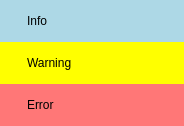
This is modules/frontend/projects/Notifications/src/NotificationWidget.ui in OFFIS-Automation/Framework as Qt 5 draws it before an edit. The edited form follows.
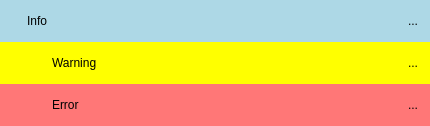
This is the edited form. Icons and pictures are not drawn.

Commit message: updated notifications. Pixmap now possible

```diff
--- a/modules/frontend/projects/Notifications/src/NotificationWidget.ui
+++ b/modules/frontend/projects/Notifications/src/NotificationWidget.ui
@@ -6,7 +6,7 @@
    <rect>
     <x>0</x>
     <y>0</y>
-    <width>184</width>
+    <width>430</width>
     <height>126</height>
    </rect>
   </property>
@@ -85,6 +85,26 @@
         </property>
        </widget>
       </item>
+      <item>
+       <widget class="QToolButton" name="stop1">
+        <property name="text">
+         <string>...</string>
+        </property>
+        <property name="icon">
+         <iconset resource="../images/images.qrc">
+          <normaloff>:/images/close.png</normaloff>:/images/close.png</iconset>
+        </property>
+        <property name="iconSize">
+         <size>
+          <width>32</width>
+          <height>32</height>
+         </size>
+        </property>
+        <property name="autoRaise">
+         <bool>true</bool>
+        </property>
+       </widget>
+      </item>
      </layout>
     </widget>
    </item>
@@ -111,6 +131,12 @@
       </property>
       <item>
        <widget class="QLabel" name="warningIcon">
+        <property name="minimumSize">
+         <size>
+          <width>32</width>
+          <height>32</height>
+         </size>
+        </property>
         <property name="text">
          <string/>
         </property>
@@ -135,6 +161,26 @@
         </property>
        </widget>
       </item>
+      <item>
+       <widget class="QToolButton" name="stop2">
+        <property name="text">
+         <string>...</string>
+        </property>
+        <property name="icon">
+         <iconset resource="../images/images.qrc">
+          <normaloff>:/images/close.png</normaloff>:/images/close.png</iconset>
+        </property>
+        <property name="iconSize">
+         <size>
+          <width>32</width>
+          <height>32</height>
+         </size>
+        </property>
+        <property name="autoRaise">
+         <bool>true</bool>
+        </property>
+       </widget>
+      </item>
      </layout>
     </widget>
    </item>
@@ -161,6 +207,12 @@
       </property>
       <item>
        <widget class="QLabel" name="errorIcon">
+        <property name="minimumSize">
+         <size>
+          <width>32</width>
+          <height>32</height>
+         </size>
+        </property>
         <property name="text">
          <string/>
         </property>
@@ -185,6 +237,26 @@
         </property>
        </widget>
       </item>
+      <item>
+       <widget class="QToolButton" name="stop3">
+        <property name="text">
+         <string>...</string>
+        </property>
+        <property name="icon">
+         <iconset resource="../images/images.qrc">
+          <normaloff>:/images/close.png</normaloff>:/images/close.png</iconset>
+        </property>
+        <property name="iconSize">
+         <size>
+          <width>32</width>
+          <height>32</height>
+         </size>
+        </property>
+        <property name="autoRaise">
+         <bool>true</bool>
+        </property>
+       </widget>
+      </item>
      </layout>
     </widget>
    </item>
```
Left out of the diff: 72 changed lines with no effect on the pictures. The commit also changes 9 other files.
